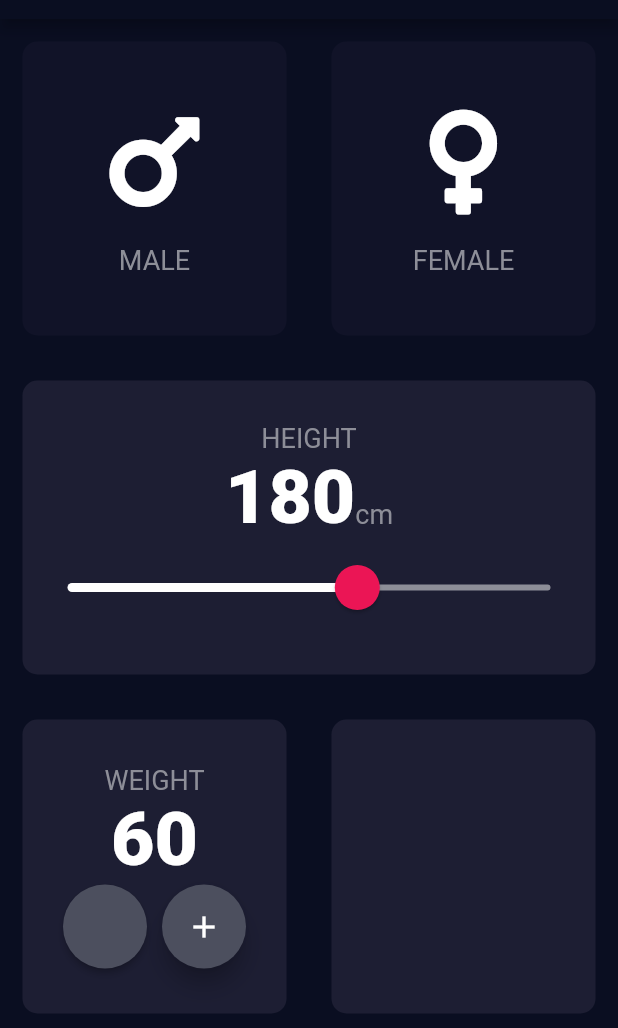
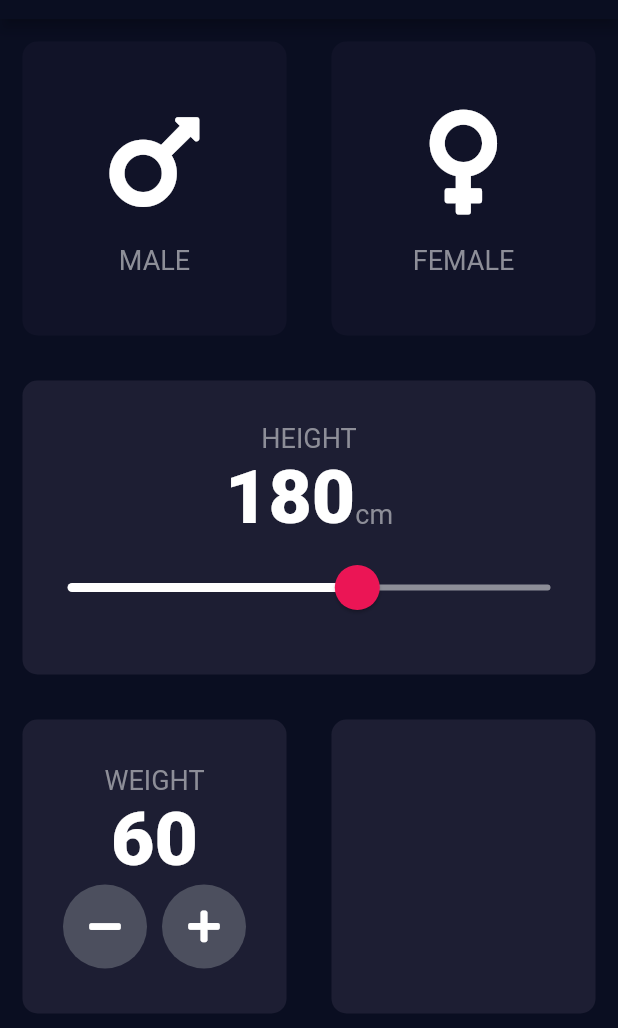
Before and after one commit to Freeman-md/bmi_calculator, a Flutter app: the screen it shows after launch, on a phone screen of 412 x 824 dp, the part 65-1093 px from its top. Run offline on Flutter 3.47's test engine with Material 2 defaults, Android fonts, the phone set to English and light mode, and no system bars; our stand-ins replace font_awesome_flutter.

Commit message:
Update input_page.dart

```diff
--- a/lib/input_page.dart
+++ b/lib/input_page.dart
@@ -136,18 +136,15 @@ class _InputPageState extends State<InputPage> {
                         Row(
                           mainAxisAlignment: MainAxisAlignment.center,
                           children: <Widget>[
-                            RoundIconButton(),
+                            RoundIconButton(
+                              icon: FontAwesomeIcons.minus
+                            ),
                             SizedBox(
                               width: 10.0
                             ),
-                            FloatingActionButton(
-                              onPressed: (){},
-                              backgroundColor: Color(0xFF4C4F5E),
-                              child: Icon(
-                                Icons.add,
-                                color: Colors.white,
-                              )
-                            )
+                            RoundIconButton(
+                              icon: FontAwesomeIcons.plus
+                            ),
                           ],
                         )
                       ],
@@ -173,12 +170,19 @@ class _InputPageState extends State<InputPage> {
 }
 
 class RoundIconButton extends StatelessWidget {
-  const RoundIconButton({ Key? key }) : super(key: key);
+
+  RoundIconButton({
+    required this.icon
+  });
+
+  final IconData icon;
 
   @override
   Widget build(BuildContext context) {
     return RawMaterialButton(
+      child: Icon(icon),
       onPressed: (){},
+      elevation: 0.0,
       constraints: BoxConstraints.tightFor(
         width: 56.0,
         height: 56.0,
```
